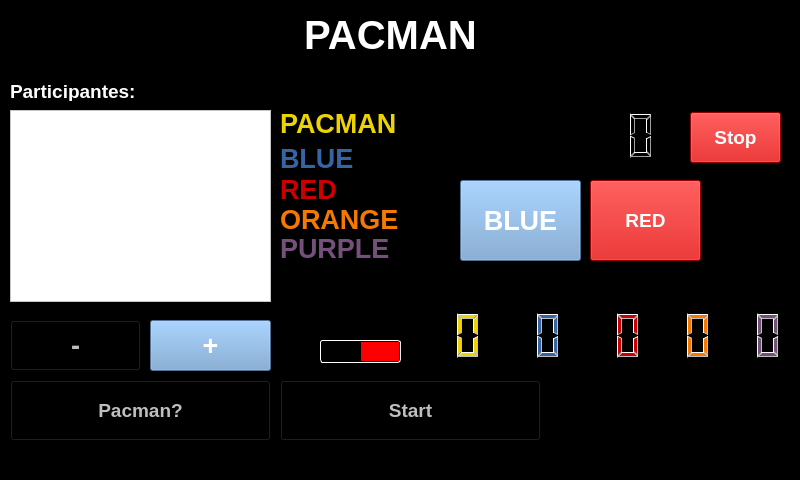
This is mainwindow.ui in chingling123/gmxp_pacman as Qt 5 draws it before an edit. The edited form follows.
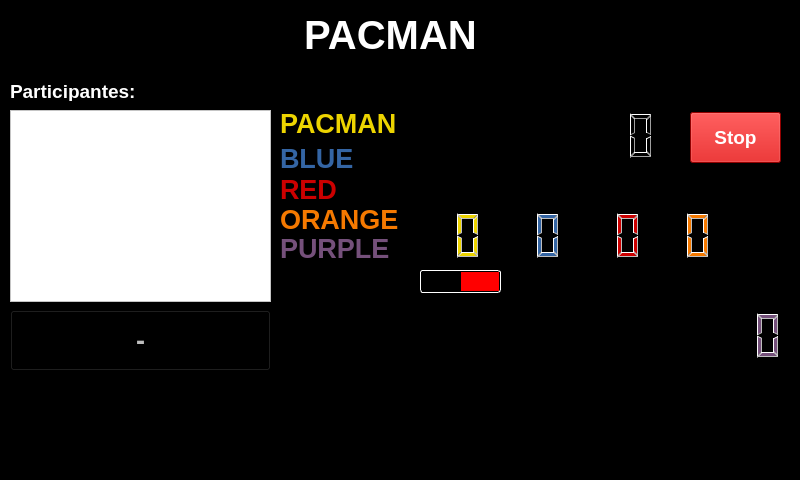
This is the edited form.

Patch:
```diff
--- a/mainwindow.ui
+++ b/mainwindow.ui
@@ -51,35 +51,6 @@
      <double>0.000000000000000</double>
     </property>
    </widget>
-   <widget class="QPushButton" name="btnStart">
-    <property name="enabled">
-     <bool>false</bool>
-    </property>
-    <property name="geometry">
-     <rect>
-      <x>280</x>
-      <y>380</y>
-      <width>261</width>
-      <height>61</height>
-     </rect>
-    </property>
-    <property name="font">
-     <font>
-      <pointsize>14</pointsize>
-      <weight>75</weight>
-      <bold>true</bold>
-     </font>
-    </property>
-    <property name="styleSheet">
-     <string notr="true">:enabled{background-color: rgb(78, 154, 6);
-				color: rgb(255, 255, 255);
-}
-</string>
-    </property>
-    <property name="text">
-     <string>Start</string>
-    </property>
-   </widget>
    <widget class="QPushButton" name="btnStop">
     <property name="geometry">
      <rect>
@@ -138,9 +109,9 @@
     <property name="geometry">
      <rect>
       <x>10</x>
-      <y>320</y>
-      <width>131</width>
-      <height>51</height>
+      <y>310</y>
+      <width>261</width>
+      <height>61</height>
      </rect>
     </property>
     <property name="font">
@@ -158,30 +129,6 @@
      <string>-</string>
     </property>
    </widget>
-   <widget class="QPushButton" name="btnAdd">
-    <property name="geometry">
-     <rect>
-      <x>150</x>
-      <y>320</y>
-      <width>121</width>
-      <height>51</height>
-     </rect>
-    </property>
-    <property name="font">
-     <font>
-      <pointsize>20</pointsize>
-      <weight>75</weight>
-      <bold>true</bold>
-     </font>
-    </property>
-    <property name="styleSheet">
-     <string notr="true">:enabled{color: rgb(255, 255, 255);
-background-color: rgb(114, 159, 207);}</string>
-    </property>
-    <property name="text">
-     <string>+</string>
-    </property>
-   </widget>
    <widget class="QLabel" name="label">
     <property name="geometry">
      <rect>
@@ -208,33 +155,6 @@
      <enum>Qt::RichText</enum>
     </property>
    </widget>
-   <widget class="QPushButton" name="btnHammer">
-    <property name="enabled">
-     <bool>false</bool>
-    </property>
-    <property name="geometry">
-     <rect>
-      <x>10</x>
-      <y>380</y>
-      <width>261</width>
-      <height>61</height>
-     </rect>
-    </property>
-    <property name="font">
-     <font>
-      <pointsize>14</pointsize>
-      <weight>75</weight>
-      <bold>true</bold>
-     </font>
-    </property>
-    <property name="styleSheet">
-     <string notr="true">:enabled{background-color: rgb(204, 0, 0);
-color: rgb(255, 255, 255);}</string>
-    </property>
-    <property name="text">
-     <string>Pacman?</string>
-    </property>
-   </widget>
    <widget class="QLabel" name="label_2">
     <property name="geometry">
      <rect>
@@ -271,7 +191,7 @@
     <property name="geometry">
      <rect>
       <x>500</x>
-      <y>310</y>
+      <y>210</y>
       <width>71</width>
       <height>51</height>
      </rect>
@@ -305,7 +225,7 @@
     <property name="geometry">
      <rect>
       <x>580</x>
-      <y>310</y>
+      <y>210</y>
       <width>71</width>
       <height>51</height>
      </rect>
@@ -345,7 +265,7 @@
     <property name="geometry">
      <rect>
       <x>420</x>
-      <y>310</y>
+      <y>210</y>
       <width>71</width>
       <height>51</height>
      </rect>
@@ -413,7 +333,7 @@
     <property name="geometry">
      <rect>
       <x>650</x>
-      <y>310</y>
+      <y>210</y>
       <width>71</width>
       <height>51</height>
      </rect>
@@ -576,8 +496,8 @@
     </property>
     <property name="geometry">
      <rect>
-      <x>320</x>
-      <y>340</y>
+      <x>420</x>
+      <y>270</y>
       <width>81</width>
       <height>23</height>
      </rect>
@@ -612,54 +532,6 @@
      <bool>true</bool>
     </property>
    </widget>
-   <widget class="QPushButton" name="btnRGBBlue">
-    <property name="geometry">
-     <rect>
-      <x>460</x>
-      <y>180</y>
-      <width>121</width>
-      <height>81</height>
-     </rect>
-    </property>
-    <property name="font">
-     <font>
-      <pointsize>20</pointsize>
-      <weight>75</weight>
-      <bold>true</bold>
-     </font>
-    </property>
-    <property name="styleSheet">
-     <string notr="true">:enabled{color: rgb(255, 255, 255);
-background-color: rgb(114, 159, 207);}</string>
-    </property>
-    <property name="text">
-     <string>BLUE</string>
-    </property>
-   </widget>
-   <widget class="QPushButton" name="btnRGBRed">
-    <property name="geometry">
-     <rect>
-      <x>590</x>
-      <y>180</y>
-      <width>111</width>
-      <height>81</height>
-     </rect>
-    </property>
-    <property name="font">
-     <font>
-      <pointsize>14</pointsize>
-      <weight>75</weight>
-      <bold>true</bold>
-     </font>
-    </property>
-    <property name="styleSheet">
-     <string notr="true">:enabled{background-color: rgb(204, 0, 0);
-color: rgb(255, 255, 255);}</string>
-    </property>
-    <property name="text">
-     <string>RED</string>
-    </property>
-   </widget>
   </widget>
  </widget>
  <layoutdefault spacing="6" margin="11"/>
```
